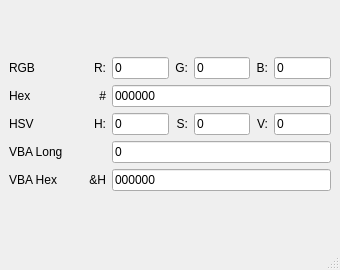
Old version of the form mainwindow.ui in the repository BrokenVoodooDoll/color-converter.
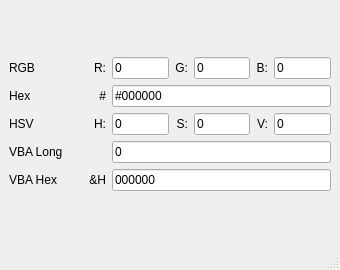
New version of the form.

```diff
--- a/mainwindow.ui
+++ b/mainwindow.ui
@@ -164,7 +164,7 @@
          </sizepolicy>
         </property>
         <property name="text">
-         <string>000000</string>
+         <string>#000000</string>
         </property>
        </widget>
       </item>
```
